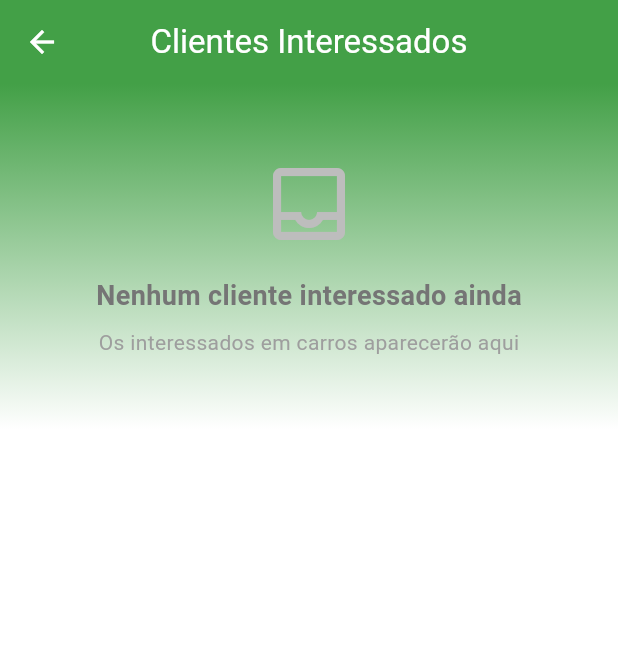
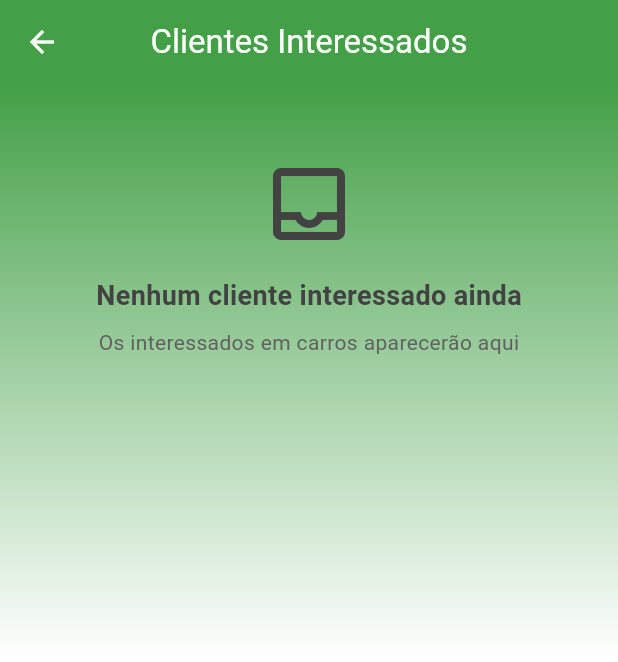
Before and after one commit to BrunoDalI/teste_ws_work_flutter, a Flutter app: the screen it shows after launch, after a tap on the "list alt" icon, on a phone screen of 412 x 824 dp. Shown: the top 662 px of the screen. Run offline on Flutter 3.47's test engine with Material 3 defaults, Android fonts, the phone set to English and light mode, and no system bars; our stand-ins replace dartz, dio, equatable, flutter_bloc, get_it, mask_text_input_formatter and 1 more; accounts and stored records are empty; network calls fail.

Commit message:
feat: Update gradient background stops and improve empty leads message styling

```diff
--- a/lib/features/cars/presentation/pages/car_page.dart
+++ b/lib/features/cars/presentation/pages/car_page.dart
@@ -70,7 +70,7 @@ class _CarPageState extends State<CarPage> {
             },
             child: GradientBackground(
               colors: const [Color(0xFF191244), Colors.white],
-              stops: const [0.0, 0.3],
+              stops: const [0.0, 0.5],
               child: BlocBuilder<CarBloc, CarState>(
                 builder: (context, state) {
                   if (state is CarLoading) {
--- a/lib/features/lead/presentation/pages/lead_sync_page.dart
+++ b/lib/features/lead/presentation/pages/lead_sync_page.dart
@@ -46,7 +46,7 @@ class _LeadSyncBody extends StatelessWidget {
     return SafeArea(
       child: GradientBackground(
         colors: const [Color.fromARGB(255, 117, 104, 31), Colors.white],
-        stops: const [0.0, 0.3],
+        stops: const [0.0, 0.5],
         child: BlocConsumer<LeadSyncBloc, LeadSyncState>(
           listener: (context, state) {
             if (state is LeadSyncSuccess) {
--- a/lib/features/lead/presentation/pages/leads_page.dart
+++ b/lib/features/lead/presentation/pages/leads_page.dart
@@ -61,7 +61,7 @@ class _LeadsPageState extends State<LeadsPage> {
         body: SafeArea(
           child: GradientBackground(
             colors: [Colors.green[600]!, Colors.white],
-            stops: const [0.0, 0.3],
+            stops: const [0.0, 0.5],
             child: BlocBuilder<LeadBloc, LeadState>(
               builder: (context, state) {
                 Widget inner;
--- a/lib/features/lead/presentation/widgets/empty_leads_message.dart
+++ b/lib/features/lead/presentation/widgets/empty_leads_message.dart
@@ -11,17 +11,17 @@ class EmptyLeadsMessage extends StatelessWidget {
         child: Column(
           mainAxisAlignment: MainAxisAlignment.center,
           children: [
-            Icon(Icons.inbox_outlined, size: 64, color: Colors.grey[400]),
+            Icon(Icons.inbox_outlined, size: 64, color: Colors.grey[800]),
             const SizedBox(height: 16),
             Text(
               'Nenhum cliente interessado ainda',
-              style: TextStyle(fontSize: 18, fontWeight: FontWeight.bold, color: Colors.grey[600]),
+              style: TextStyle(fontSize: 18, fontWeight: FontWeight.bold, color: Colors.grey[800]),
             ),
             const SizedBox(height: 8),
             Text(
               'Os interessados em carros aparecerão aqui',
               textAlign: TextAlign.center,
-              style: TextStyle(color: Colors.grey[500]),
+              style: TextStyle(color: Colors.grey[700]),
             ),
           ],
         ),
--- a/lib/features/lead/presentation/widgets/unsent_leads_list.dart
+++ b/lib/features/lead/presentation/widgets/unsent_leads_list.dart
@@ -28,7 +28,7 @@ class UnsentLeadsList extends StatelessWidget {
               ),
               const SizedBox(height: 8),
               Text(
-                'Todos os leads foram sincronizados com a WSWork.',
+                'Todos os leads foram sincronizados.',
                 style: TextStyle(color: Colors.grey[600]),
                 textAlign: TextAlign.center,
               ),
--- a/lib/main.dart
+++ b/lib/main.dart
@@ -17,7 +17,6 @@ class MyApp extends StatelessWidget {
   @override
   Widget build(BuildContext context) {
     return MaterialApp(
-      title: 'WS Work Test',
       debugShowCheckedModeBanner: false,
       theme: ThemeData(
         useMaterial3: true,
```
